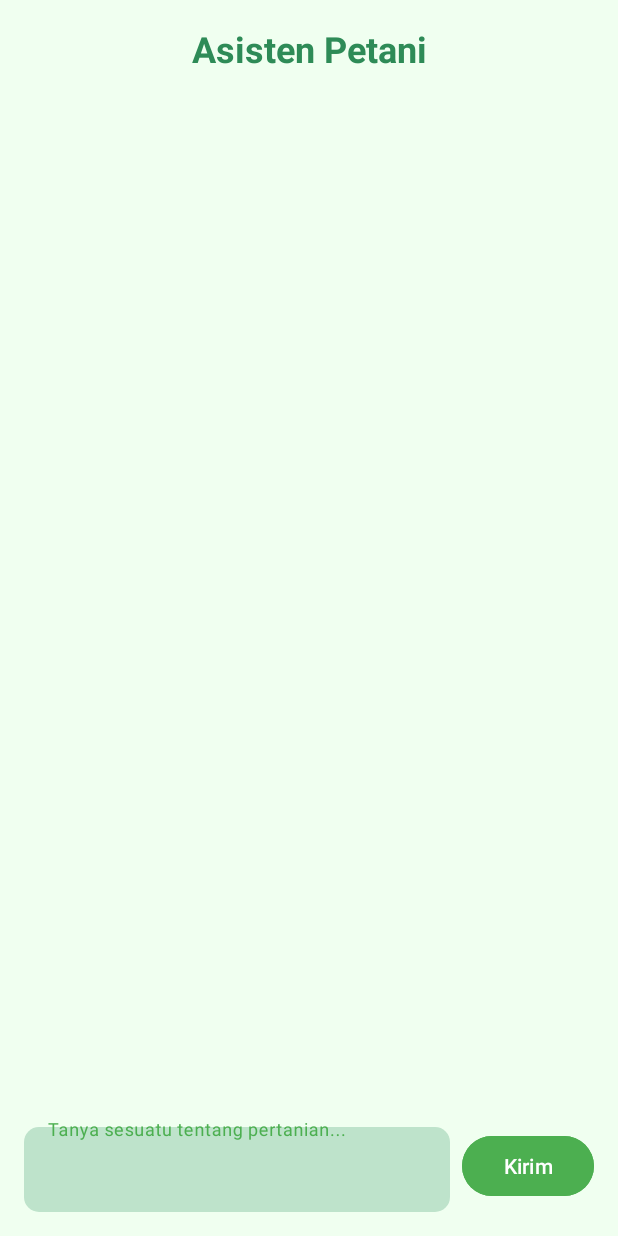
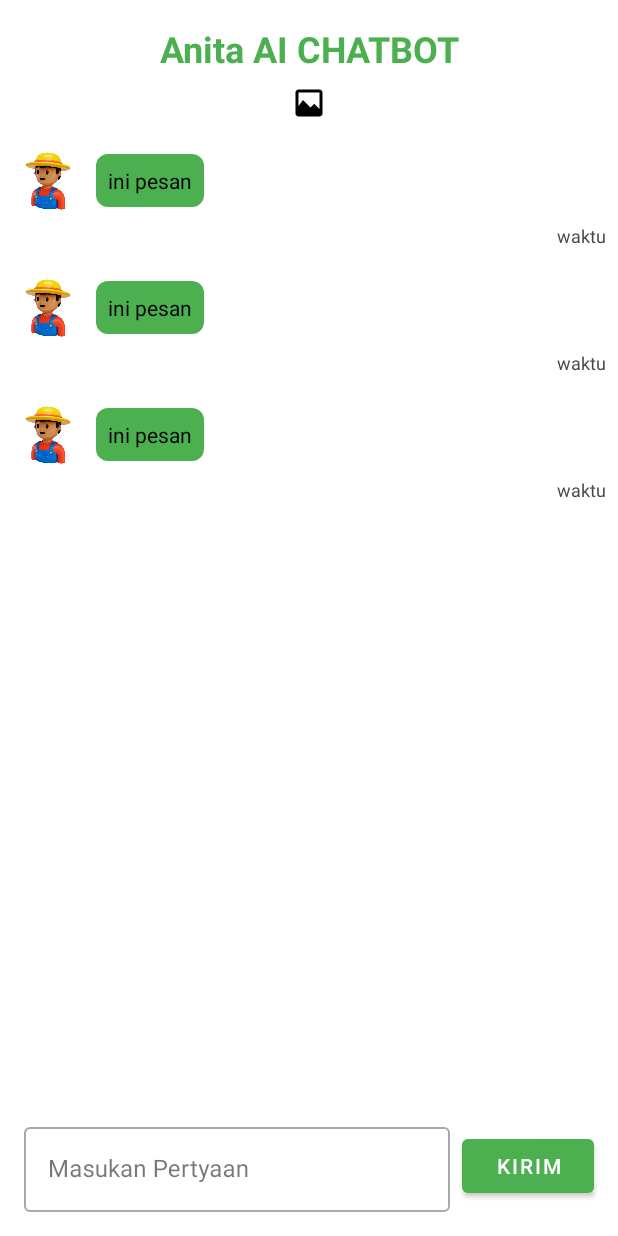
Before and after one commit to TerraShields/FarmShields, an Android app: the layout fragment_anita.xml on its own in the app's theme, with its tools: preview values and no code run, on a phone screen of 412 x 824 dp. Run offline under Robolectric (Android 15) with nearby library versions, the phone set to English and light mode, and no system bars.

Commit message:
Fix-anita

```diff
--- a/app/src/main/java/com/gagak/farmshields/core/data/remote/response/anita/AnitaResponse.kt
+++ b/app/src/main/java/com/gagak/farmshields/core/data/remote/response/anita/AnitaResponse.kt
@@ -4,5 +4,7 @@ import com.google.gson.annotations.SerializedName
 
 data class AnitaResponse(
     @SerializedName("system")
-    val system: String
+    val system: String,
+    @SerializedName("caption")
+    val caption: String
 )
--- /dev/null
+++ b/app/src/main/java/com/gagak/farmshields/core/domain/adapter/anita/AnitaChatAdapter.kt
@@ -0,0 +1,30 @@
+package com.gagak.farmshields.core.domain.adapter.anita
+
+import android.view.LayoutInflater
+import android.view.View
+import android.view.ViewGroup
+import androidx.recyclerview.widget.RecyclerView
+import com.gagak.farmshields.databinding.AnitaLayoutBinding
+
+class AnitaChatAdapter(private val chatList: List<String>) :
+    RecyclerView.Adapter<AnitaChatAdapter.AnitaViewHolder>() {
+
+    class AnitaViewHolder(private val binding: AnitaLayoutBinding) : RecyclerView.ViewHolder(binding.root) {
+        fun bind(message: String) {
+            binding.messageTextView.text = message
+            // Assuming the timestamp and avatar are static or generated within this method
+            binding.timestampTextView.text = "Timestamp" // Replace with actual timestamp logic
+        }
+    }
+
+    override fun onCreateViewHolder(parent: ViewGroup, viewType: Int): AnitaViewHolder {
+        val binding = AnitaLayoutBinding.inflate(LayoutInflater.from(parent.context), parent, false)
+        return AnitaViewHolder(binding)
+    }
+
+    override fun onBindViewHolder(holder: AnitaViewHolder, position: Int) {
+        holder.bind(chatList[position])
+    }
+
+    override fun getItemCount(): Int = chatList.size
+}
--- a/app/src/main/java/com/gagak/farmshields/ui/anita/AnitaFragment.kt
+++ b/app/src/main/java/com/gagak/farmshields/ui/anita/AnitaFragment.kt
@@ -6,6 +6,8 @@ import android.view.View
 import android.view.ViewGroup
 import androidx.fragment.app.Fragment
 import androidx.lifecycle.Observer
+import androidx.recyclerview.widget.LinearLayoutManager
+import com.gagak.farmshields.core.domain.adapter.anita.AnitaChatAdapter
 import com.gagak.farmshields.core.domain.model.viewmodel.anita.AnitaViewModel
 import com.gagak.farmshields.databinding.FragmentAnitaBinding
 import org.koin.androidx.viewmodel.ext.android.viewModel
@@ -15,6 +17,8 @@ class AnitaFragment : Fragment() {
     private val anitaViewModel: AnitaViewModel by viewModel()
     private var _binding: FragmentAnitaBinding? = null
     private val binding get() = _binding!!
+    private val chatList = mutableListOf<String>()
+    private lateinit var anitaChatAdapter: AnitaChatAdapter
 
     override fun onCreateView(
         inflater: LayoutInflater, container: ViewGroup?,
@@ -27,6 +31,10 @@ class AnitaFragment : Fragment() {
     override fun onViewCreated(view: View, savedInstanceState: Bundle?) {
         super.onViewCreated(view, savedInstanceState)
 
+        anitaChatAdapter = AnitaChatAdapter(chatList)
+        binding.chatRecyclerView.layoutManager = LinearLayoutManager(requireContext())
+        binding.chatRecyclerView.adapter = anitaChatAdapter
+
         binding.sendButton.setOnClickListener {
             val question = binding.inputEditText.text.toString()
             if (question.isNotEmpty()) {
@@ -36,7 +44,9 @@ class AnitaFragment : Fragment() {
         }
 
         anitaViewModel.chatLiveData.observe(viewLifecycleOwner, Observer { response ->
-            binding.chatTextView.text = response
+            chatList.add(response)
+            anitaChatAdapter.notifyItemInserted(chatList.size - 1)
+            binding.chatRecyclerView.scrollToPosition(chatList.size - 1)
         })
     }
 
--- /dev/null
+++ b/app/src/main/res/drawable/received_message_background.xml
@@ -0,0 +1,6 @@
+<?xml version="1.0" encoding="utf-8"?>
+<shape xmlns:android="http://schemas.android.com/apk/res/android"
+    android:shape="rectangle">
+    <solid android:color="@android:color/darker_gray" />
+    <corners android:radius="8dp" />
+</shape>
--- /dev/null
+++ b/app/src/main/res/drawable/sent_message_background.xml
@@ -0,0 +1,6 @@
+<?xml version="1.0" encoding="utf-8"?>
+<shape xmlns:android="http://schemas.android.com/apk/res/android"
+    android:shape="rectangle">
+    <solid android:color="@color/colorPrimary" />
+    <corners android:radius="8dp" />
+</shape>
--- /dev/null
+++ b/app/src/main/res/layout/anita_layout.xml
@@ -0,0 +1,42 @@
+<?xml version="1.0" encoding="utf-8"?>
+<LinearLayout xmlns:android="http://schemas.android.com/apk/res/android"
+    android:layout_width="match_parent"
+    android:layout_height="wrap_content"
+    android:orientation="vertical"
+    android:padding="8dp">
+
+    <LinearLayout
+        android:layout_width="match_parent"
+        android:layout_height="wrap_content"
+        android:orientation="horizontal">
+
+        <ImageView
+            android:id="@+id/avatarImageView"
+            android:layout_width="48dp"
+            android:layout_height="48dp"
+            android:src="@drawable/logo_paktani" />
+
+        <TextView
+            android:id="@+id/messageTextView"
+            android:layout_width="wrap_content"
+            android:layout_height="wrap_content"
+            android:layout_gravity="center_vertical"
+            android:layout_marginStart="8dp"
+            android:background="@drawable/sent_message_background"
+            android:maxWidth="240dp"
+            android:padding="8dp"
+            android:text="ini pesan"
+            android:textColor="@android:color/black" />
+
+    </LinearLayout>
+
+    <TextView
+        android:id="@+id/timestampTextView"
+        android:layout_width="wrap_content"
+        android:layout_height="wrap_content"
+        android:layout_gravity="end"
+        android:layout_marginTop="4dp"
+        android:text="waktu"
+        android:textSize="12sp" />
+
+</LinearLayout>
--- a/app/src/main/res/layout/fragment_anita.xml
+++ b/app/src/main/res/layout/fragment_anita.xml
@@ -2,27 +2,36 @@
 <androidx.constraintlayout.widget.ConstraintLayout
     xmlns:android="http://schemas.android.com/apk/res/android"
     xmlns:app="http://schemas.android.com/apk/res-auto"
+    xmlns:tools="http://schemas.android.com/tools"
     android:layout_width="match_parent"
     android:layout_height="match_parent"
-    android:background="#F0FFF0"
-    xmlns:tools="http://schemas.android.com/tools"
     tools:context=".ui.anita.AnitaFragment">
 
     <TextView
-        android:id="@+id/titleTextView"
+        android:id="@+id/headerTextView"
         android:layout_width="wrap_content"
         android:layout_height="wrap_content"
         android:layout_marginTop="16dp"
-        android:text="Asisten Petani"
-        android:textColor="#2E8B57"
+        android:text="Anita AI CHATBOT"
+        android:textColor="@color/colorPrimary"
         android:textSize="24sp"
         android:textStyle="bold"
         app:layout_constraintEnd_toEndOf="parent"
         app:layout_constraintStart_toStartOf="parent"
         app:layout_constraintTop_toTopOf="parent" />
 
-    <ScrollView
-        android:id="@+id/chatScrollView"
+    <ImageView
+        android:id="@+id/titleImageView"
+        android:layout_width="wrap_content"
+        android:layout_height="wrap_content"
+        android:layout_marginTop="8dp"
+        android:src="@drawable/ic_add_image"
+        app:layout_constraintEnd_toEndOf="parent"
+        app:layout_constraintStart_toStartOf="parent"
+        app:layout_constraintTop_toBottomOf="@+id/headerTextView" />
+
+    <androidx.recyclerview.widget.RecyclerView
+        android:id="@+id/chatRecyclerView"
         android:layout_width="0dp"
         android:layout_height="0dp"
         android:layout_marginTop="8dp"
@@ -30,19 +39,12 @@
         app:layout_constraintBottom_toTopOf="@+id/inputLayout"
         app:layout_constraintEnd_toEndOf="parent"
         app:layout_constraintStart_toStartOf="parent"
-        app:layout_constraintTop_toBottomOf="@+id/titleTextView">
-
-        <TextView
-            android:id="@+id/chatTextView"
-            android:layout_width="match_parent"
-            android:layout_height="wrap_content"
-            android:padding="16dp"
-            android:textColor="#333333"
-            android:textSize="16sp" />
-    </ScrollView>
+        app:layout_constraintTop_toBottomOf="@+id/titleImageView"
+        tools:listitem="@layout/anita_layout" />
 
     <com.google.android.material.textfield.TextInputLayout
         android:id="@+id/inputLayout"
+        style="@style/Widget.MaterialComponents.TextInputLayout.OutlinedBox"
         android:layout_width="0dp"
         android:layout_height="wrap_content"
         android:layout_marginStart="16dp"
@@ -56,19 +58,20 @@
             android:id="@+id/inputEditText"
             android:layout_width="match_parent"
             android:layout_height="wrap_content"
-            android:background="@drawable/anita_shape"
-            android:hint="Tanya sesuatu tentang pertanian..."
-            android:inputType="text" />
+            android:hint="Masukan Pertyaan"
+            android:inputType="text"
+            android:importantForAccessibility="no" />
     </com.google.android.material.textfield.TextInputLayout>
 
-    <Button
+    <com.google.android.material.button.MaterialButton
         android:id="@+id/sendButton"
+        style="@style/Widget.MaterialComponents.Button"
         android:layout_width="wrap_content"
         android:layout_height="wrap_content"
         android:layout_marginEnd="16dp"
-        android:backgroundTint="#4CAF50"
         android:text="Kirim"
         android:textColor="@android:color/white"
+        app:backgroundTint="@color/colorPrimary"
         app:layout_constraintBottom_toBottomOf="@+id/inputLayout"
         app:layout_constraintEnd_toEndOf="parent"
         app:layout_constraintTop_toTopOf="@+id/inputLayout" />
```
